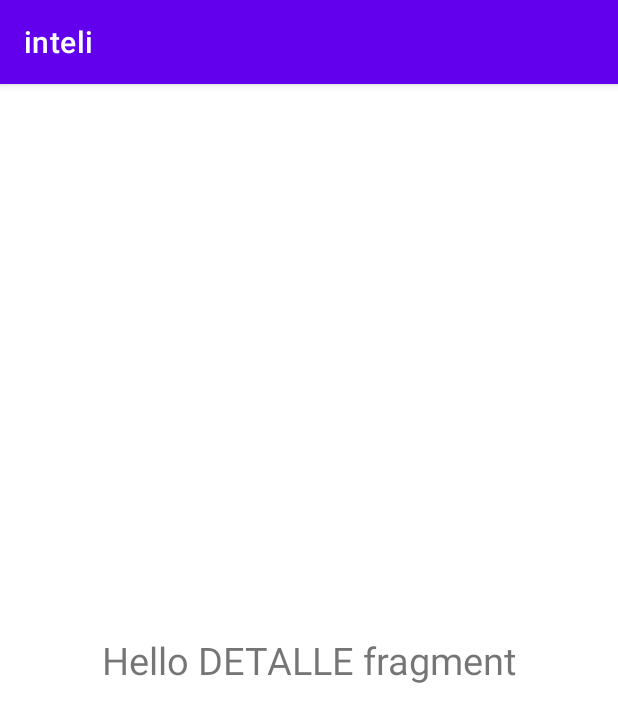
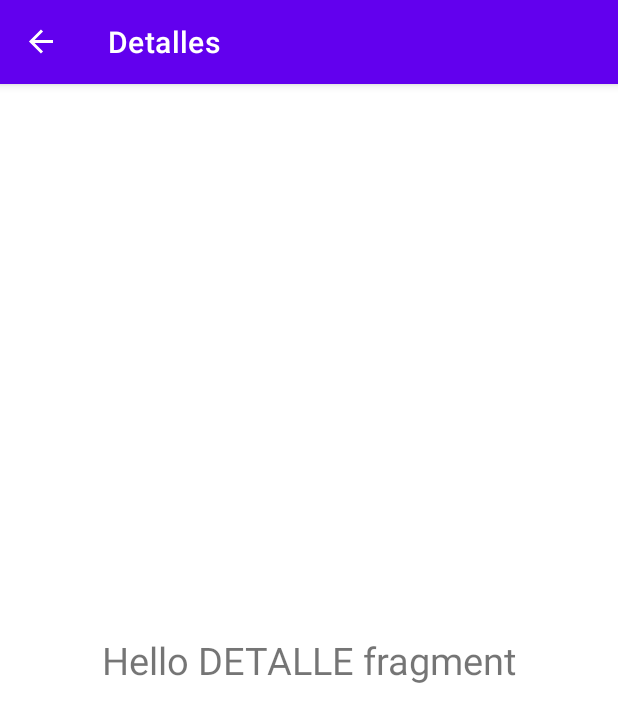
Before and after one commit to felixrp74/appTragos, an Android app: the screen it shows after launch (MainActivity), after a tap on "IR DETALLES", on a phone screen of 412 x 824 dp. Shown: the top 722 px of the screen. Run offline under Robolectric (Android 15) with nearby library versions, the phone set to English and light mode, and no system bars; our stand-ins replace navigation-ui.

```diff
--- a/app/build.gradle
+++ b/app/build.gradle
@@ -32,6 +32,7 @@ android {
     viewBinding {
         enabled = true
     }
+
 }
 
 dependencies {
@@ -47,7 +48,12 @@ dependencies {
     implementation "androidx.navigation:navigation-fragment-ktx:$nav_version"
     implementation "androidx.navigation:navigation-ui-ktx:$nav_version"
 
+    //ViewModel y LiveData
+    implementation "androidx.lifecycle:lifecycle-extensions:2.2.0"
 
+    //KTX ViewModel y LiveData
+    implementation "androidx.lifecycle:lifecycle-viewmodel-ktx:2.5.0"
+    implementation "androidx.lifecycle:lifecycle-livedata-ktx:2.5.0"
 
 
 
--- a/app/src/main/java/com/example/inteli/MainActivity.kt
+++ b/app/src/main/java/com/example/inteli/MainActivity.kt
@@ -1,29 +1,39 @@
 package com.example.inteli
 
-import android.content.Context
 import androidx.appcompat.app.AppCompatActivity
 import android.os.Bundle
-import android.widget.Toast
+import androidx.activity.viewModels
+import androidx.lifecycle.ViewModel
+import androidx.navigation.NavController
+import androidx.navigation.findNavController
+import androidx.navigation.ui.NavigationUI
+import com.example.inteli.data.DataSource
 import com.example.inteli.databinding.ActivityMainBinding
+import com.example.inteli.domain.RepoImpl
+import com.example.inteli.ui.viewmodel.MainViewModel
+import com.example.inteli.ui.viewmodel.VMFactory
 
 class MainActivity : AppCompatActivity() {
 
     private lateinit var binding:ActivityMainBinding
+    private lateinit var navController: NavController
+    private val viewModel by viewModels<MainViewModel> { VMFactory(RepoImpl(DataSource())) }
 
     override fun onCreate(savedInstanceState: Bundle?) {
         super.onCreate(savedInstanceState)
+
         binding = ActivityMainBinding.inflate(layoutInflater)
         setContentView(binding.root)
+
+        navController = findNavController(R.id.nav_host_fragment)
+        NavigationUI.setupActionBarWithNavController(this, navController)
 
 
     }
 
-    private fun validateLogin(username: String, password: String): Boolean {
-        return true
+    override fun onSupportNavigateUp(): Boolean {
+        return navController.navigateUp()
     }
-}
 
 
-private fun Context.toast(message:String){
-    Toast.makeText(this, message, Toast.LENGTH_SHORT).show()
 }
--- a/app/src/main/java/com/example/inteli/ui/MainFragment.kt
+++ b/app/src/main/java/com/example/inteli/ui/MainFragment.kt
@@ -14,7 +14,7 @@ class MainFragment : Fragment() {
 
     private var _binding: FragmentMainBinding? = null
     // This property is only valid between onCreateView and
-// onDestroyView.
+    // onDestroyView.
     private val binding get() = _binding!!
 
 
--- a/app/src/main/res/layout/activity_main.xml
+++ b/app/src/main/res/layout/activity_main.xml
@@ -4,10 +4,9 @@
     xmlns:tools="http://schemas.android.com/tools"
     android:layout_width="match_parent"
     android:layout_height="match_parent"
-    android:padding="15dp"
     tools:context=".MainActivity">
 
-    <androidx.fragment.app.FragmentContainerView
+    <fragment
         android:id="@+id/nav_host_fragment"
         android:name="androidx.navigation.fragment.NavHostFragment"
         android:layout_width="0dp"
@@ -16,7 +15,6 @@
         app:layout_constraintRight_toRightOf="parent"
         app:layout_constraintTop_toTopOf="parent"
         app:layout_constraintBottom_toBottomOf="parent"
-
         app:defaultNavHost="true"
         app:navGraph="@navigation/main_graph" />
 
--- a/app/src/main/res/navigation/main_graph.xml
+++ b/app/src/main/res/navigation/main_graph.xml
@@ -8,8 +8,8 @@
     <fragment
         android:id="@+id/mainFragment"
         android:name="com.example.inteli.ui.MainFragment"
-        android:label="fragment_main"
-        tools:layout="@layout/fragment_main" >
+        android:label="Tragos"
+        tools:layout="@layout/fragment_main">
         <action
             android:id="@+id/action_mainFragment_to_tragosDetalleFragment"
             app:destination="@id/tragosDetalleFragment" />
@@ -17,6 +17,6 @@
     <fragment
         android:id="@+id/tragosDetalleFragment"
         android:name="com.example.inteli.ui.TragosDetalleFragment"
-        android:label="fragment_tragos_detalle"
+        android:label="Detalles"
         tools:layout="@layout/fragment_tragos_detalle" />
 </navigation>
```
Also changed, not shown: app/src/main/java/com/example/inteli/data/DataSource.kt (added, +16 -0 lines), app/src/main/java/com/example/inteli/data/model/Drink.kt (added, +7 -0 lines), app/src/main/java/com/example/inteli/domain/Repo.kt (added, +8 -0 lines), app/src/main/java/com/example/inteli/domain/RepoImpl.kt (added, +11 -0 lines), app/src/main/java/com/example/inteli/ui/viewmodel/MainViewModel.kt (added, +21 -0 lines), app/src/main/java/com/example/inteli/ui/viewmodel/VMFactory.kt (added, +13 -0 lines), app/src/main/java/com/example/inteli/vo/Resource.kt (added, +7 -0 lines).
